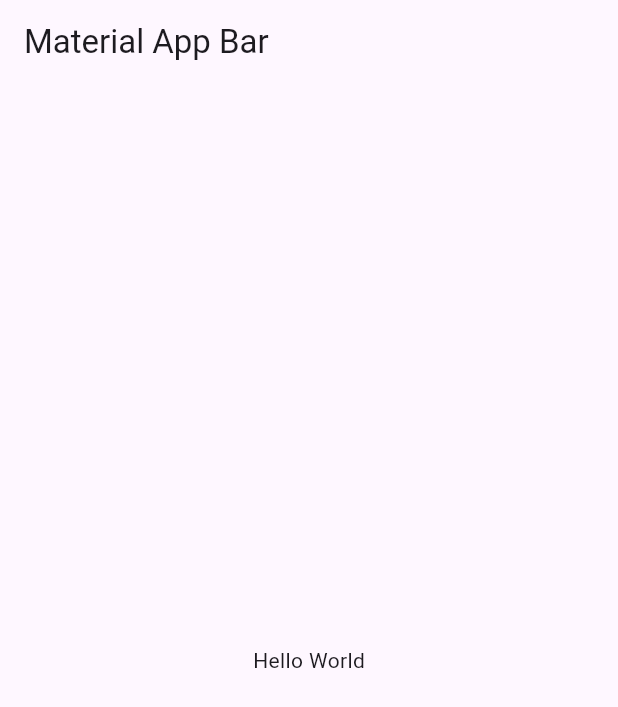
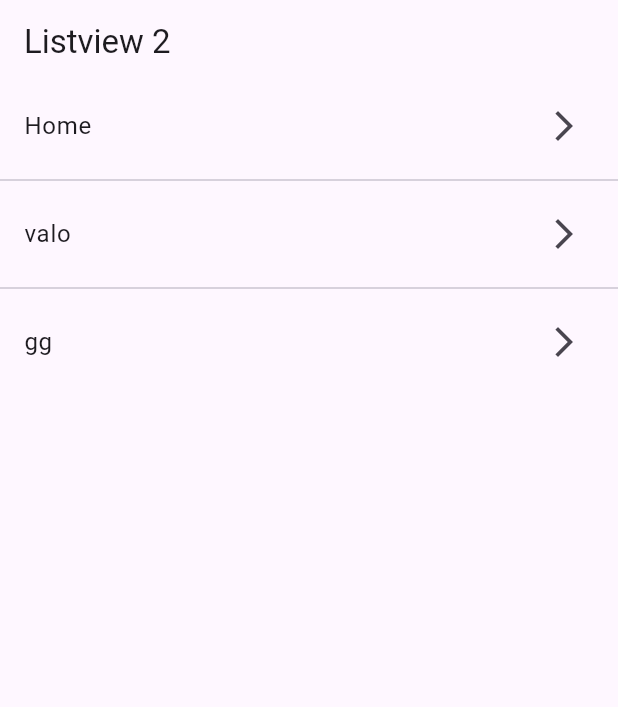
Before and after one commit to x4leqxinn/components-flutter, a Flutter app: the screen it shows after launch, on a phone screen of 412 x 824 dp. Shown: the top 707 px of the screen. Run offline on Flutter 3.47's test engine with Material 3 defaults, Android fonts, the phone set to English and light mode, and no system bars.

Commit message:
add(lib): list view builder

```diff
--- a/lib/main.dart
+++ b/lib/main.dart
@@ -1,3 +1,4 @@
+import 'package:fl_components/screens/listview2_screen.dart';
 import 'package:flutter/material.dart';
 
 void main() => runApp(const MyApp());
@@ -7,18 +8,10 @@ class MyApp extends StatelessWidget {
 
   @override
   Widget build(BuildContext context) {
-    return MaterialApp(
-      debugShowCheckedModeBanner: false,
-      title: 'Material App',
-      home: Scaffold(
-        appBar: AppBar(
-          title: const Text('Material App Bar'),
-        ),
-        body: const Center(
-          child: Text('Hello World'),
-        ),
-      ),
-    );
+    return const MaterialApp(
+        debugShowCheckedModeBanner: false,
+        title: 'Material App',
+        home: ListView2Screen());
   }
 }
 
--- /dev/null
+++ b/lib/screens/listview2_screen.dart
@@ -0,0 +1,22 @@
+import 'package:flutter/material.dart';
+
+class ListView2Screen extends StatelessWidget {
+  final options = const ['Home', 'valo', 'gg'];
+
+  const ListView2Screen({Key? key}) : super(key: key);
+
+  @override
+  Widget build(BuildContext context) {
+    return Scaffold(
+        appBar: AppBar(
+          title: const Text('Listview 2'),
+        ),
+        body: ListView.separated(
+          itemBuilder: (context, index) => ListTile(
+              title: Text(options[index]),
+              trailing: const Icon(Icons.arrow_forward_ios_outlined)),
+          separatorBuilder: (_, __) => const Divider(),
+          itemCount: options.length,
+        ));
+  }
+}
```
Also changed, not shown: lib/screens/listview1_screen.dart (added, +25 -0 lines).
